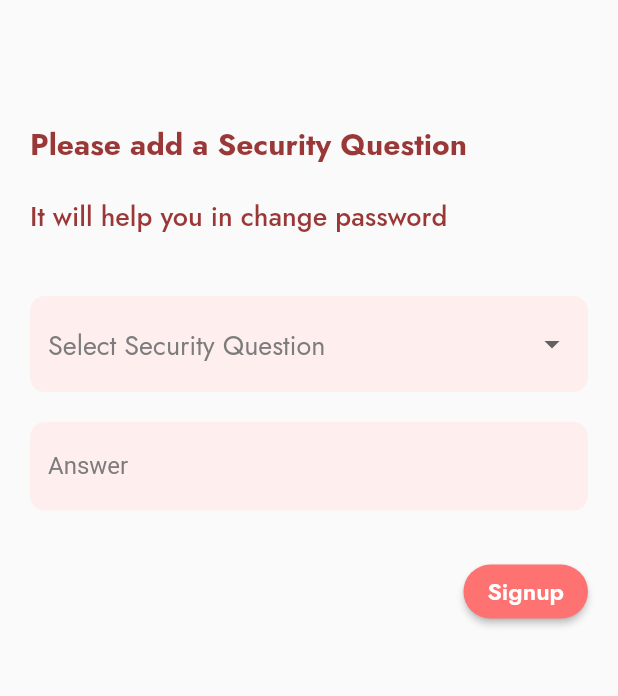
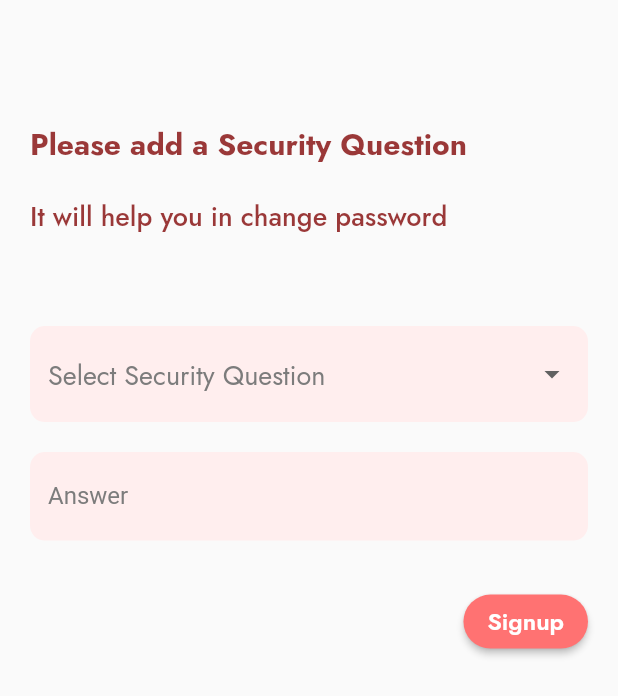
Before and after one commit to SarveshChavan/Evento_Frontend, a Flutter app: the SecurityQuestion screen opened directly with empty values, on a phone screen of 412 x 824 dp. Shown: the top 696 px of the screen. Run offline on Flutter 3.47's test engine with Material 2 defaults, Android fonts, the phone set to English and light mode, and no system bars; our stand-ins replace firebase_auth, firebase_core, firebase_storage, google_fonts, image_picker, shared_preferences; accounts and stored records are empty; network calls fail.

Commit message:
Add Event Page Added Dropdown Changed

```diff
--- a/lib/screens/authentication/security_question_screen.dart
+++ b/lib/screens/authentication/security_question_screen.dart
@@ -1,11 +1,12 @@
 import 'package:events/Services/auth_services.dart';
 import 'package:events/constants/colors.dart';
 import 'package:events/constants/theme.dart';
-import 'package:events/widgets/security_question_dropdown.dart';
+import 'package:events/screens/bottomNavgation_bar.dart';
+import 'package:events/widgets/custom_dropdown.dart';
+import 'package:flutter/cupertino.dart';
 import 'package:flutter/material.dart';
 
 import '../../widgets/login_signup_button.dart';
-import '../homewrapper.dart';
 
 class SecurityQuestion extends StatefulWidget {
   static const routeName = 'SecurityQuestion';
@@ -21,7 +22,12 @@ class SecurityQuestion extends StatefulWidget {
 
 class _SecurityQuestionState extends State<SecurityQuestion> {
   TextEditingController _answerTextController = TextEditingController();
-  SecurityDropDown question_selected = new SecurityDropDown();
+  CustomDropDown question_selected = CustomDropDown(options: <String>[
+    "Where do you live?",
+    "What is the name of your Crush?",
+    "Which is your favourite Cuisine?",
+    "Your Favorite Movie?"
+  ]);
   @override
   Widget build(BuildContext context) {
     return Scaffold(
@@ -91,7 +97,7 @@ class _SecurityQuestionState extends State<SecurityQuestion> {
                   text: 'Signup',
                   isLogin: false,
                   onTap: () async {
-                    print(question_selected.selectedQuestion);
+                    print(question_selected.selected);
                     print(_answerTextController.text);
                     await AuthService()
                         .registerUser(
@@ -100,11 +106,11 @@ class _SecurityQuestionState extends State<SecurityQuestion> {
                             email: widget.email,
                             password: widget.password,
                             securityQuestion:
-                                question_selected.selectedQuestion.toString(),
+                                question_selected.selected.toString(),
                             securityAnswer: _answerTextController.text)
                         .then((value) => {
                               Navigator.pushNamed(
-                                  context, HomeWrapper.routeName)
+                                  context, bottomnavigation_bar.routeName)
                             })
                         .onError((error, stackTrace) {
                       print("Error ${error.toString()}");
--- /dev/null
+++ b/lib/widgets/custom_dropdown.dart
@@ -0,0 +1,62 @@
+import 'package:events/constants/colors.dart';
+import 'package:events/constants/theme.dart';
+import 'package:flutter/cupertino.dart';
+import 'package:flutter/material.dart';
+
+class CustomDropDown extends StatefulWidget {
+
+  CustomDropDown({ required this.options});
+
+  List<String> options;
+  String? selected;
+  @override
+  _CustomDropDownState createState() => _CustomDropDownState();
+}
+class _CustomDropDownState extends State<CustomDropDown> {
+
+  @override
+  Widget build(BuildContext context) {
+    return Padding(
+      padding: const EdgeInsets.only(top: 20 ),
+      child: DropdownButtonFormField<String>(
+        dropdownColor: AppColors.colors.lightestShade,
+        decoration: InputDecoration(
+          enabledBorder: OutlineInputBorder(
+            borderSide: BorderSide.none,
+            borderRadius: BorderRadius.circular(10),
+          ),
+          filled: true,
+          fillColor: AppColors.colors.lightestShade,
+        ),
+
+        hint: Text(
+          'Select Security Question',
+          style: appTheme().textTheme.headline3?.copyWith(
+            color: AppColors.colors.grey,
+            fontSize: 18,
+          ),
+        ),
+        isExpanded: true,
+        value: widget.selected,
+        items: widget.options.map((String value) {
+          return DropdownMenuItem<String>(
+            value: value,
+            child: Text(
+              value,
+              style:TextStyle(
+                color: AppColors.colors.grey
+              ),
+            ),
+          );
+        }).toList(),
+        onChanged: (val) {
+          FocusScope.of(context).requestFocus(FocusNode());
+          FocusScope.of(context).requestFocus(FocusNode());
+          setState(() {
+            widget.selected = val!;
+          });
+        },
+      ),
+    );
+  }
+}
--- a/lib/widgets/security_question_dropdown.dart
+++ /dev/null
@@ -1,59 +0,0 @@
-import 'package:events/constants/colors.dart';
-import 'package:events/constants/theme.dart';
-import 'package:flutter/cupertino.dart';
-import 'package:flutter/material.dart';
-
-class SecurityDropDown extends StatefulWidget {
-  String? selectedQuestion;
-  @override
-  _SecurityDropDownState createState() => _SecurityDropDownState();
-}
-class _SecurityDropDownState extends State<SecurityDropDown> {
-
-  List<String> questionList = <String>[
-    "Where do you live?",
-    "What is the name of your Crush?",
-    "Which is your favourite Cuisine?",
-    "Your Favorite Movie?"
-  ];
-  @override
-  Widget build(BuildContext context) {
-    return DropdownButtonFormField<String>(
-
-      decoration: InputDecoration(
-        enabledBorder: OutlineInputBorder(
-          borderSide: BorderSide.none,
-          borderRadius: BorderRadius.circular(10),
-        ),
-
-        filled: true,
-        fillColor: AppColors.colors.lightestShade,
-      ),
-
-      hint: Text(
-        'Select Security Question',
-        style: appTheme().textTheme.headline3?.copyWith(
-          color: AppColors.colors.grey,
-          fontSize: 18,
-        ),
-      ),
-      isExpanded: true,
-      value: widget.selectedQuestion,
-      items: questionList.map((String value) {
-        return DropdownMenuItem<String>(
-          value: value,
-          child: Text(
-            value,
-          ),
-        );
-      }).toList(),
-      onChanged: (val) {
-        FocusScope.of(context).requestFocus(FocusNode());
-        FocusScope.of(context).requestFocus(FocusNode());
-        setState(() {
-          widget.selectedQuestion = val!;
-        });
-      },
-    );
-  }
-}
```
Also changed, not shown: lib/screens/event/add_event.dart (added, +130 -0 lines), lib/screens/profile/change_password.dart (+12 -7 lines), lib/widgets/basic_text_field.dart (added, +44 -0 lines).
